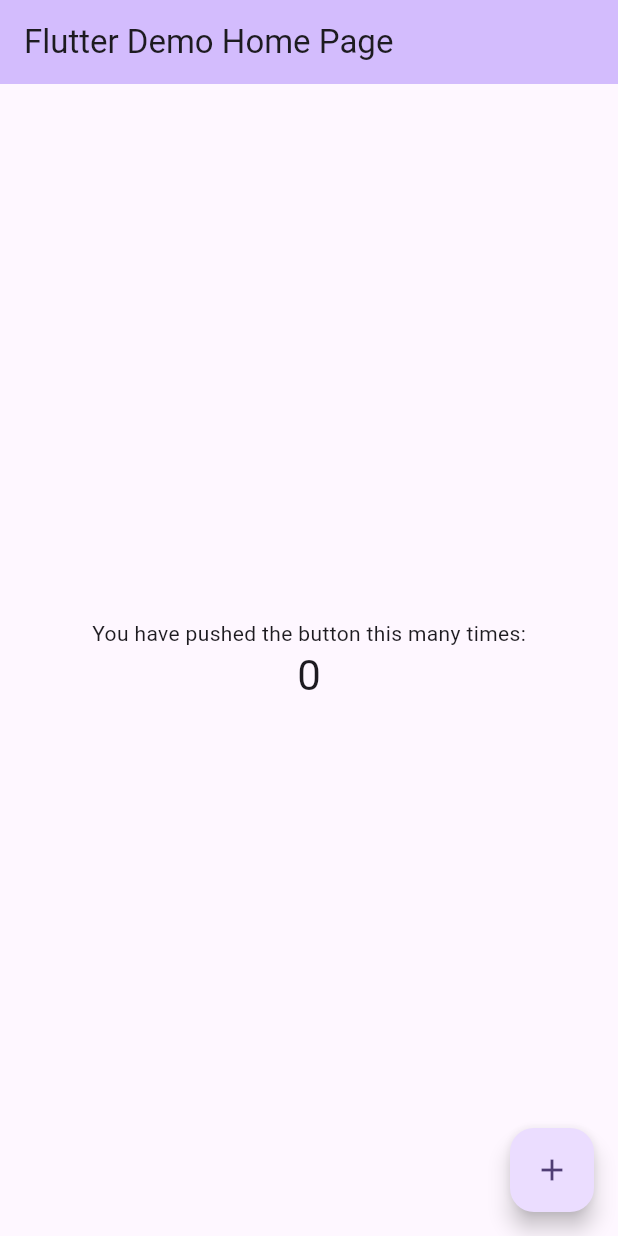
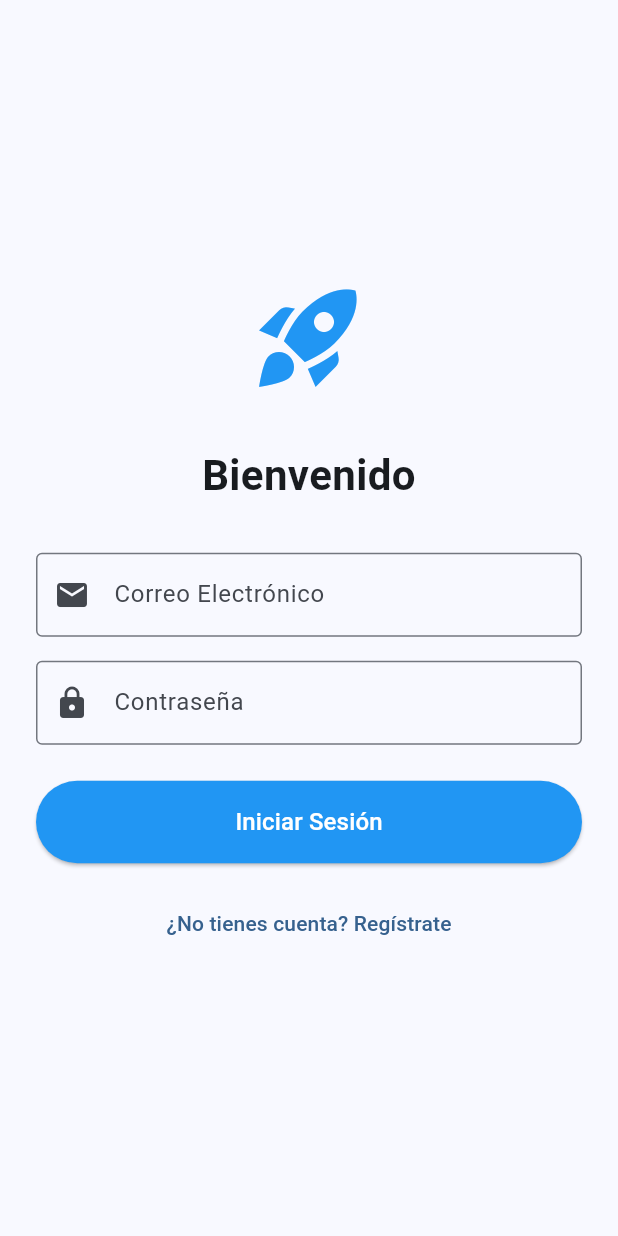
Before and after one commit to could-ai/019aa348-fba5-7790-8e83-7394eae7cdf1, a Flutter app: the screen it shows after launch, on a phone screen of 412 x 824 dp. Run offline on Flutter 3.47's test engine with Material 3 defaults, Android fonts, the phone set to English and light mode, and no system bars.

Commit message:
Configuración inicial de la app con sistema de rutas y tema básico. Se reemplaza el contador por defecto.; Creación de pantalla de Login básica con campos de texto y botón de navegación.; Creación de pantalla de Inicio (Home) con AppBar y botón de cierre de sesión.

```diff
--- a/usr/lib/main.dart
+++ b/usr/lib/main.dart
@@ -1,4 +1,6 @@
 import 'package:flutter/material.dart';
+import 'screens/login_screen.dart';
+import 'screens/home_screen.dart';
 
 void main() {
   runApp(const MyApp());
@@ -7,114 +9,21 @@ void main() {
 class MyApp extends StatelessWidget {
   const MyApp({super.key});
 
-  // This widget is the root of your application.
   @override
   Widget build(BuildContext context) {
     return MaterialApp(
-      title: 'Flutter Demo',
+      title: 'Mi Nueva App',
       debugShowCheckedModeBanner: false,
       theme: ThemeData(
-        // This is the theme of your application.
-        //
-        // TRY THIS: Try running your application with "flutter run". You'll see
-        // the application has a purple toolbar. Then, without quitting the app,
-        // try changing the seedColor in the colorScheme below to Colors.green
-        // and then invoke "hot reload" (save your changes or press the "hot
-        // reload" button in a Flutter-supported IDE, or press "r" if you used
-        // the command line to start the app).
-        //
-        // Notice that the counter didn't reset back to zero; the application
-        // state is not lost during the reload. To reset the state, use hot
-        // restart instead.
-        //
-        // This works for code too, not just values: Most code changes can be
-        // tested with just a hot reload.
-        colorScheme: ColorScheme.fromSeed(seedColor: Colors.deepPurple),
+        colorScheme: ColorScheme.fromSeed(seedColor: Colors.blue),
+        useMaterial3: true,
       ),
-      home: const MyHomePage(title: 'Flutter Demo Home Page'),
+      // Definimos las rutas de navegación
+      initialRoute: '/',
+      routes: {
+        '/': (context) => const LoginScreen(),
+        '/home': (context) => const HomeScreen(),
+      },
     );
   }
 }
-
-class MyHomePage extends StatefulWidget {
-  const MyHomePage({super.key, required this.title});
-
-  // This widget is the home page of your application. It is stateful, meaning
-  // that it has a State object (defined below) that contains fields that affect
-  // how it looks.
-
-  // This class is the configuration for the state. It holds the values (in this
-  // case the title) provided by the parent (in this case the App widget) and
-  // used by the build method of the State. Fields in a Widget subclass are
-  // always marked "final".
-
-  final String title;
-
-  @override
-  State<MyHomePage> createState() => _MyHomePageState();
-}
-
-class _MyHomePageState extends State<MyHomePage> {
-  int _counter = 0;
-
-  void _incrementCounter() {
-    setState(() {
-      // This call to setState tells the Flutter framework that something has
-      // changed in this State, which causes it to rerun the build method below
-      // so that the display can reflect the updated values. If we changed
-      // _counter without calling setState(), then the build method would not be
-      // called again, and so nothing would appear to happen.
-      _counter++;
-    });
-  }
-
-  @override
-  Widget build(BuildContext context) {
-    // This method is rerun every time setState is called, for instance as done
-    // by the _incrementCounter method above.
-    //
-    // The Flutter framework has been optimized to make rerunning build methods
-    // fast, so that you can just rebuild anything that needs updating rather
-    // than having to individually change instances of widgets.
-    return Scaffold(
-      appBar: AppBar(
-        // TRY THIS: Try changing the color here to a specific color (to
-        // Colors.amber, perhaps?) and trigger a hot reload to see the AppBar
-        // change color while the other colors stay the same.
-        backgroundColor: Theme.of(context).colorScheme.inversePrimary,
-        // Here we take the value from the MyHomePage object that was created by
-        // the App.build method, and use it to set our appbar title.
-        title: Text(widget.title),
-      ),
-      body: Center(
-        // Center is a layout widget. It takes a single child and positions it
-        // in the middle of the parent.
-        child: Column(
-          // Column is also a layout widget. It takes a list of children and
-          // arranges them vertically. By default, it sizes itself to fit its
-          // children horizontally, and tries to be as tall as its parent.
-          //
-          // Column has various properties to control how it sizes itself and
-          // how it positions its children. Here we use mainAxisAlignment to
-          // center the children vertically; the main axis here is the vertical
-          // axis because Columns are vertical (the cross axis would be
-          // horizontal).
-          //
-          // TRY THIS: Invoke "debug painting" (choose the "Toggle Debug Paint"
-          // action in the IDE, or press "p" in the console), to see the
-          // wireframe for each widget.
-          mainAxisAlignment: MainAxisAlignment.center,
-          children: <Widget>[
-            const Text('You have pushed the button this many times:'),
-            Text('$_counter', style: Theme.of(context).textTheme.headlineMedium),
-          ],
-        ),
-      ),
-      floatingActionButton: FloatingActionButton(
-        onPressed: _incrementCounter,
-        tooltip: 'Increment',
-        child: const Icon(Icons.add),
-      ), // This trailing comma makes auto-formatting nicer for build methods.
-    );
-  }
-}
--- /dev/null
+++ b/usr/lib/screens/login_screen.dart
@@ -0,0 +1,97 @@
+import 'package:flutter/material.dart';
+
+class LoginScreen extends StatefulWidget {
+  const LoginScreen({super.key});
+
+  @override
+  State<LoginScreen> createState() => _LoginScreenState();
+}
+
+class _LoginScreenState extends State<LoginScreen> {
+  final _emailController = TextEditingController();
+  final _passwordController = TextEditingController();
+
+  @override
+  void dispose() {
+    _emailController.dispose();
+    _passwordController.dispose();
+    super.dispose();
+  }
+
+  void _login() {
+    // Aquí iría la lógica de autenticación real
+    // Por ahora, simplemente navegamos al home
+    Navigator.pushReplacementNamed(context, '/home');
+  }
+
+  @override
+  Widget build(BuildContext context) {
+    return Scaffold(
+      body: Center(
+        child: Padding(
+          padding: const EdgeInsets.all(24.0),
+          child: Column(
+            mainAxisAlignment: MainAxisAlignment.center,
+            crossAxisAlignment: CrossAxisAlignment.stretch,
+            children: [
+              const Icon(
+                Icons.rocket_launch,
+                size: 80,
+                color: Colors.blue,
+              ),
+              const SizedBox(height: 32),
+              const Text(
+                'Bienvenido',
+                textAlign: TextAlign.center,
+                style: TextStyle(
+                  fontSize: 28,
+                  fontWeight: FontWeight.bold,
+                ),
+              ),
+              const SizedBox(height: 32),
+              TextField(
+                controller: _emailController,
+                decoration: const InputDecoration(
+                  labelText: 'Correo Electrónico',
+                  border: OutlineInputBorder(),
+                  prefixIcon: Icon(Icons.email),
+                ),
+                keyboardType: TextInputType.emailAddress,
+              ),
+              const SizedBox(height: 16),
+              TextField(
+                controller: _passwordController,
+                decoration: const InputDecoration(
+                  labelText: 'Contraseña',
+                  border: OutlineInputBorder(),
+                  prefixIcon: Icon(Icons.lock),
+                ),
+                obscureText: true,
+              ),
+              const SizedBox(height: 24),
+              ElevatedButton(
+                onPressed: _login,
+                style: ElevatedButton.styleFrom(
+                  padding: const EdgeInsets.symmetric(vertical: 16),
+                  backgroundColor: Colors.blue,
+                  foregroundColor: Colors.white,
+                ),
+                child: const Text(
+                  'Iniciar Sesión',
+                  style: TextStyle(fontSize: 16),
+                ),
+              ),
+              const SizedBox(height: 16),
+              TextButton(
+                onPressed: () {
+                  // Acción de registro
+                },
+                child: const Text('¿No tienes cuenta? Regístrate'),
+              ),
+            ],
+          ),
+        ),
+      ),
+    );
+  }
+}
```
Also changed, not shown: usr/lib/screens/home_screen.dart (added, +53 -0 lines).
